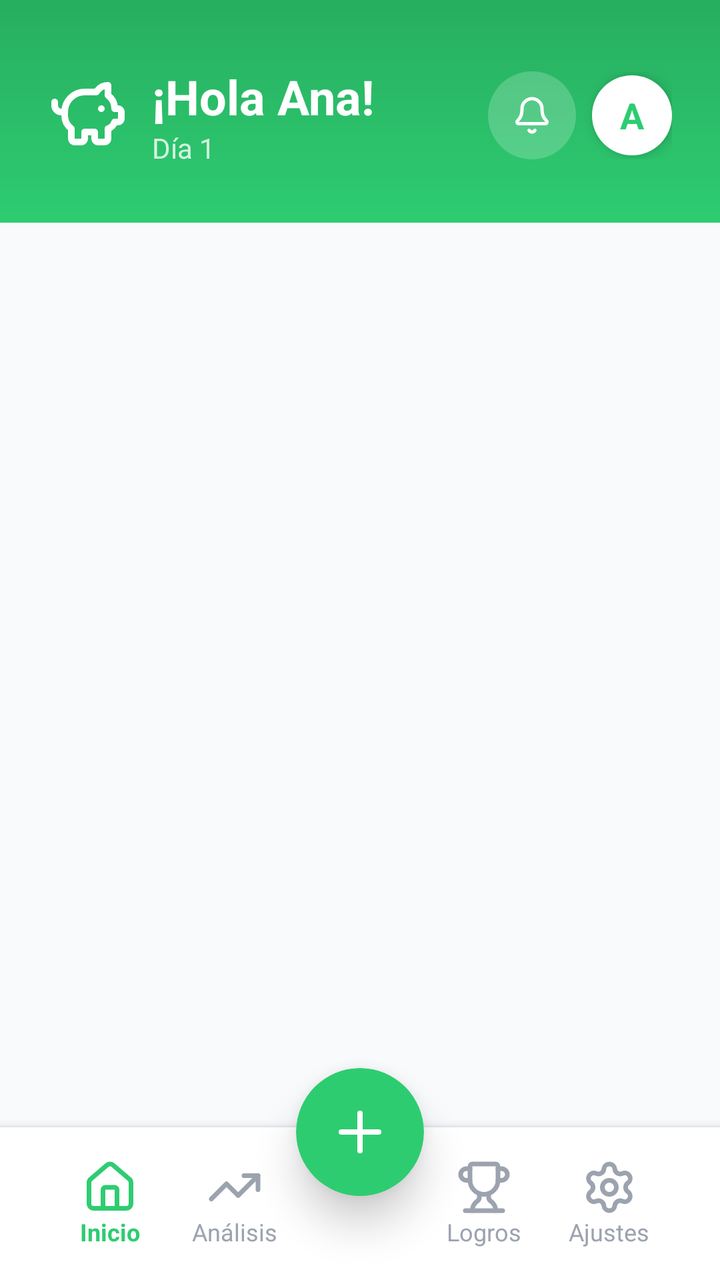
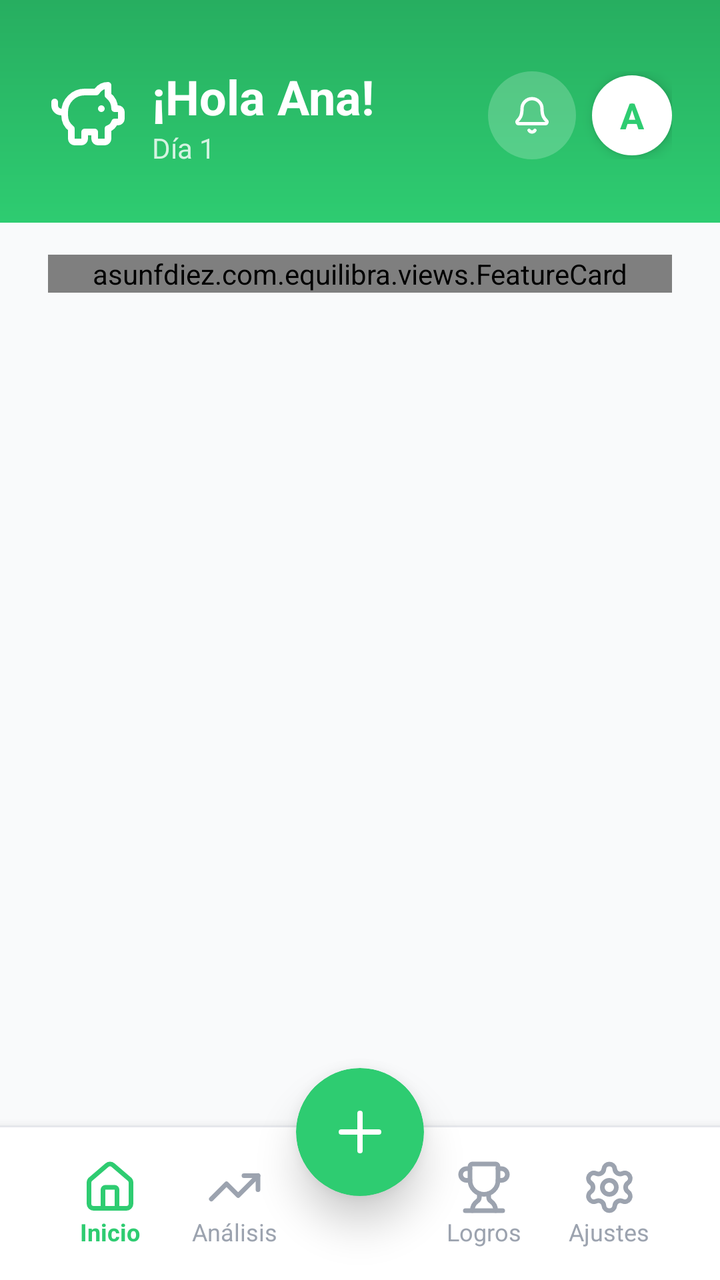

An Android layout rendered at two revisions. The XML below is the earlier revision; the diff shows what the commit changed to produce the second picture.
<!-- AndroidManifest.xml: application theme Theme.Equilibra -->
<!-- res/layout/activity_intermediate_user.xml -->
<?xml version="1.0" encoding="utf-8"?>
<androidx.constraintlayout.widget.ConstraintLayout
    xmlns:android="http://schemas.android.com/apk/res/android"
    xmlns:app="http://schemas.android.com/apk/res-auto"
    android:layout_width="match_parent"
    android:layout_height="match_parent"
    android:background="@color/background_light"
    android:clipChildren= "false">

    
    <include
        android:id="@+id/headerSection"
        layout="@layout/header"
        android:layout_width="match_parent"
        android:layout_height="wrap_content"
        android:layout_marginBottom="12dp"
        app:layout_constraintTop_toTopOf="parent"/>


    
    <include
        android:id="@+id/bottomNav"
        layout="@layout/bottom_navigation"
        android:layout_width="match_parent"
        android:layout_height="wrap_content"
        app:layout_constraintBottom_toBottomOf="parent" />

</androidx.constraintlayout.widget.ConstraintLayout>
<!-- res/layout/header.xml (included above) -->
<?xml version="1.0" encoding="utf-8"?>
<LinearLayout xmlns:android="http://schemas.android.com/apk/res/android"
    xmlns:app="http://schemas.android.com/apk/res-auto"
    android:layout_width="match_parent"
    android:layout_height="wrap_content"
    android:background="@drawable/header_gradient"
    android:orientation="vertical"
    android:paddingTop="32dp"
    android:paddingBottom="16dp"
    android:paddingStart="24dp"
    android:paddingEnd="24dp"
    app:layout_constraintTop_toTopOf="parent">

    
    <LinearLayout
        android:layout_width="match_parent"
        android:layout_height="wrap_content"
        android:layout_marginBottom="12dp"
        android:gravity="center_vertical"
        android:orientation="horizontal">

        
        <LinearLayout
            android:layout_width="0dp"
            android:layout_height="wrap_content"
            android:layout_weight="1"
            android:gravity="center_vertical"
            android:orientation="horizontal">

            
            <ImageView
                android:id="@+id/logoIcon"
                android:layout_width="40dp"
                android:layout_height="40dp"
                android:layout_marginEnd="12dp"
                android:src="@drawable/ic_piggy_bank"
                android:tint="@android:color/white" />

            
            <LinearLayout
                android:layout_width="wrap_content"
                android:layout_height="wrap_content"
                android:orientation="vertical">

                <TextView
                    android:id="@+id/userNameText"
                    android:layout_width="wrap_content"
                    android:layout_height="wrap_content"
                    android:text="¡Hola Ana!"
                    android:textColor="@android:color/white"
                    android:textSize="24sp"
                    android:textStyle="bold" />

                <TextView
                    android:id="@+id/dayCountText"
                    android:layout_width="wrap_content"
                    android:layout_height="wrap_content"
                    android:alpha="0.8"
                    android:text="Día 1"
                    android:textColor="@android:color/white"
                    android:textSize="14sp" />
            </LinearLayout>
        </LinearLayout>

        
        <LinearLayout
            android:layout_width="wrap_content"
            android:layout_height="wrap_content"
            android:gravity="center_vertical"
            android:orientation="horizontal">

            
            <FrameLayout
                android:id="@+id/notificationButton"
                android:layout_width="44dp"
                android:layout_height="44dp"
                android:layout_marginEnd="8dp"
                android:background="@drawable/button_translucent"
                android:clickable="true"
                android:focusable="true">

                <ImageView
                    android:layout_width="20dp"
                    android:layout_height="20dp"
                    android:layout_gravity="center"
                    android:src="@drawable/ic_fea_bell"
                    android:tint="@android:color/white" />
            </FrameLayout>

            
            <FrameLayout
                android:id="@+id/avatarButton"
                android:layout_width="40dp"
                android:layout_height="40dp"
                android:background="@drawable/circle_white"
                android:clickable="true"
                android:elevation="4dp"
                android:focusable="true">

                <TextView
                    android:id="@+id/avatarText"
                    android:layout_width="wrap_content"
                    android:layout_height="wrap_content"
                    android:layout_gravity="center"
                    android:text="A"
                    android:textColor="@color/equilibra_primary"
                    android:textSize="18sp"
                    android:textStyle="bold" />
            </FrameLayout>
        </LinearLayout>
    </LinearLayout>


</LinearLayout>
<!-- res/layout/bottom_navigation.xml (included above) -->
<?xml version="1.0" encoding="utf-8"?>
<LinearLayout xmlns:android="http://schemas.android.com/apk/res/android"
    xmlns:app="http://schemas.android.com/apk/res-auto"
    android:id="@+id/bottomNavigation"
    android:layout_width="match_parent"
    android:layout_height="wrap_content"
    android:background="@android:color/transparent"
    android:clipChildren="false"
    android:clipToPadding="false"
    android:orientation="vertical">

    
    <LinearLayout
        android:layout_width="match_parent"
        android:layout_height="wrap_content"
        android:background="@android:color/white"
        android:elevation="8dp"
        android:clipChildren="false"
        android:clipToPadding="false"
        android:orientation="vertical"
        android:paddingBottom="8dp">

        
        <View
            android:layout_width="match_parent"
            android:layout_height="1dp"
            android:background="@color/gray_200" />

        <RelativeLayout
            android:layout_width="match_parent"
            android:layout_height="wrap_content"
            android:clipChildren="false"
            android:clipToPadding="false"
            android:paddingStart="24dp"
            android:paddingTop="8dp"
            android:paddingEnd="24dp">

            
            <LinearLayout
                android:layout_width="match_parent"
                android:layout_height="wrap_content"
                android:gravity="center"
                android:orientation="horizontal">
                
                <LinearLayout
                    android:id="@+id/navHome"
                    android:layout_width="0dp"
                    android:layout_height="wrap_content"
                    android:layout_weight="1"
                    android:gravity="center"
                    android:orientation="vertical"
                    android:paddingTop="8dp"
                    android:paddingBottom="8dp">
                    <ImageView
                        android:id="@+id/navHomeIcon"
                        android:layout_width="28dp"
                        android:layout_height="28dp"
                        android:src="@drawable/ic_nav_home"
                        android:tint="@color/equilibra_primary" />
                    <TextView
                        android:id="@+id/navHomeText"
                        android:text="@string/nav_home_text"
                        android:layout_width="wrap_content"
                        android:layout_height="wrap_content"
                        android:textColor="@color/equilibra_primary"
                        android:textSize="12sp"
                        android:textStyle="bold" />
                </LinearLayout>
                
                <LinearLayout
                    android:id="@+id/navAnalysis"
                    android:layout_width="0dp"
                    android:layout_height="wrap_content"
                    android:layout_weight="1"
                    android:gravity="center"
                    android:orientation="vertical"
                    android:paddingTop="8dp"
                    android:paddingBottom="8dp">
                    <ImageView
                        android:id="@+id/navAnalysisIcon"
                        android:layout_width="28dp"
                        android:layout_height="28dp"
                        android:src="@drawable/ic_nav_trending_up"
                        android:tint="@color/gray_400" />
                    <TextView
                        android:id="@+id/navAnalysisText"
                        android:text="@string/nav_analysis_text"
                        android:layout_width="wrap_content"
                        android:layout_height="wrap_content"
                        android:textColor="@color/gray_400"
                        android:textSize="12sp" />
                </LinearLayout>

                
                <View
                    android:layout_width="0dp"
                    android:layout_height="1dp"
                    android:layout_weight="1" />

                
                <LinearLayout
                    android:id="@+id/navAchievements"
                    android:layout_width="0dp"
                    android:layout_height="wrap_content"
                    android:layout_weight="1"
                    android:gravity="center"
                    android:orientation="vertical"
                    android:paddingTop="8dp"
                    android:paddingBottom="8dp">
                    <ImageView
                        android:id="@+id/navAchievementsIcon"
                        android:layout_width="28dp"
                        android:layout_height="28dp"
                        android:src="@drawable/ic_nav_trophy"
                        android:tint="@color/gray_400" />
                    <TextView
                        android:id="@+id/navAchievementsText"
                        android:text="@string/nav_achievements_text"
                        android:layout_width="wrap_content"
                        android:layout_height="wrap_content"
                        android:textColor="@color/gray_400"
                        android:textSize="12sp" />
                </LinearLayout>

                
                <LinearLayout
                    android:id="@+id/navSettings"
                    android:layout_width="0dp"
                    android:layout_height="wrap_content"
                    android:layout_weight="1"
                    android:gravity="center"
                    android:orientation="vertical"
                    android:paddingTop="8dp"
                    android:paddingBottom="8dp">
                    <ImageView
                        android:id="@+id/navSettingsIcon"
                        android:layout_width="28dp"
                        android:layout_height="28dp"
                        android:src="@drawable/ic_nav_settings"
                        android:tint="@color/gray_400" />
                    <TextView
                        android:id="@+id/navSettingsText"
                        android:text="@string/nav_settings_text"
                        android:layout_width="wrap_content"
                        android:layout_height="wrap_content"
                        android:textColor="@color/gray_400"
                        android:textSize="12sp" />
                </LinearLayout>
            </LinearLayout>

            
            <androidx.cardview.widget.CardView
                android:id="@+id/fabAddExpense"
                android:layout_width="64dp"
                android:layout_height="64dp"
                android:layout_centerHorizontal="true"
                android:layout_marginTop="-38dp"
                android:clickable="true"
                android:focusable="true"
                app:cardElevation="12dp"
                app:cardBackgroundColor="@color/equilibra_primary"
                app:cardCornerRadius="32dp">

                <ImageView
                    android:layout_width="32dp"
                    android:layout_height="32dp"
                    android:layout_gravity="center"
                    android:src="@drawable/ic_nav_plus"
                    app:tint="@android:color/white" />
            </androidx.cardview.widget.CardView>

        </RelativeLayout>
    </LinearLayout>
</LinearLayout>
<!-- resources referenced by this layout -->
<resources>
  <color name="background_light">#F9FAFB</color>
  <color name="equilibra_primary">#2ECC71</color>
  <color name="gray_200">#E5E7EB</color>
  <color name="gray_400">#9CA3AF</color>
  <!-- drawable button_translucent (drawable) -->
  <?xml version="1.0" encoding="utf-8"?>
  <shape xmlns:android="http://schemas.android.com/apk/res/android"
      android:shape="oval">
      <solid android:color="#33FFFFFF" />
  </shape>
  <!-- drawable circle_white (drawable) -->
  <?xml version="1.0" encoding="utf-8"?>
  <shape xmlns:android="http://schemas.android.com/apk/res/android"
      android:shape="oval">
      <solid android:color="@android:color/white" />
      <size
          android:width="80dp"
          android:height="80dp" />
  </shape>
  <!-- drawable header_gradient (drawable) -->
  <?xml version="1.0" encoding="utf-8"?>
  <shape xmlns:android="http://schemas.android.com/apk/res/android">
      <gradient
          android:type="linear"
          android:angle="90"
          android:startColor="@color/equilibra_primary"
          android:endColor="#27AE60" />
  </shape>
  <!-- drawable ic_nav_plus (drawable) -->
  ﻿<vector xmlns:android="http://schemas.android.com/apk/res/android"
      android:width="24dp" android:height="24dp"
      android:viewportWidth="24" android:viewportHeight="24">  <path android:fillColor="#00000000" android:strokeColor="#FF000000" android:strokeWidth="2" android:strokeLineCap="round" android:strokeLineJoin="round" android:pathData="M5 12h14" />
    <path android:fillColor="#00000000" android:strokeColor="#FF000000" android:strokeWidth="2" android:strokeLineCap="round" android:strokeLineJoin="round" android:pathData="M12 5v14" />
  </vector>
  <string name="nav_achievements_text">Logros</string>
  <string name="nav_analysis_text">Análisis</string>
  <string name="nav_home_text">Inicio</string>
  <string name="nav_settings_text">Ajustes</string>
  <color name="primary_main">#2ECC71</color>
  <color name="primary_light">#27AE60</color>
  <color name="white">#FFFFFF</color>
  <color name="secondary_main">#3498DB</color>
  <color name="secondary_light">#5DADE2</color>
  <color name="primary_lightest">#E8F8F0</color>
  <color name="accent_main">#E67E22</color>
  <!-- unchanged entries left out for length: 7 -->
</resources>

<!-- the commit's change to res/layout/activity_intermediate_user.xml (unified diff, before → after) -->
@@ -16,6 +16,44 @@
         android:layout_marginBottom="12dp"
         app:layout_constraintTop_toTopOf="parent"/>
 
+    
+    <androidx.core.widget.NestedScrollView
+        android:id="@+id/contentScroll"
+        android:layout_width="match_parent"
+        android:layout_height="0dp"
+        android:clipToPadding="false"
+        android:paddingStart="24dp"
+        android:paddingTop="16dp"
+        android:paddingEnd="24dp"
+        android:paddingBottom="100dp"
+        app:layout_constraintBottom_toBottomOf="parent"
+        app:layout_constraintTop_toBottomOf="@id/headerSection">
+
+        <LinearLayout
+            android:layout_width="match_parent"
+            android:layout_height="wrap_content"
+            android:orientation="vertical">
+
+            
+            <asunfdiez.com.equilibra.views.FeatureCard
+                android:id="@+id/viewAllExpensesCard"
+                android:layout_width="match_parent"
+                android:layout_height="wrap_content"
+                android:layout_marginBottom="24dp"
+                android:clickable="true"
+                android:focusable="true"
+                android:foreground="?android:attr/selectableItemBackground"
+                app:cardIcon="@drawable/ic_fea_receipt_euro"
+                app:cardIconCircle="@drawable/circle_accent"
+                app:cardTitle="@string/my_expenses_tile"
+                app:cardDescription="@string/my_expenses_text"
+                app:showArrow="true"
+                app:showRightIcon="false"
+                />
+
+
+        </LinearLayout>
+    </androidx.core.widget.NestedScrollView>
 
     
     <include
<!-- resource entries referenced after the edit -->
@@ -9,6 +9,12 @@
   <shape xmlns:android="http://schemas.android.com/apk/res/android"
       android:shape="oval">
       <solid android:color="#33FFFFFF" />
+  </shape>
+  <!-- drawable circle_accent (drawable) -->
+  <?xml version="1.0" encoding="utf-8"?>
+  <shape xmlns:android="http://schemas.android.com/apk/res/android"
+      android:shape="oval">
+      <solid android:color="@color/equilibra_accent" />
   </shape>
   <!-- drawable circle_white (drawable) -->
   <?xml version="1.0" encoding="utf-8"?>
@@ -28,16 +34,26 @@
           android:startColor="@color/equilibra_primary"
           android:endColor="#27AE60" />
   </shape>
+  <!-- drawable ic_fea_receipt_euro (drawable) -->
+  ﻿<vector xmlns:android="http://schemas.android.com/apk/res/android"
+      android:width="24dp" android:height="24dp"
+      android:viewportWidth="24" android:viewportHeight="24">  <path android:fillColor="#00000000" android:strokeColor="#FF000000" android:strokeWidth="2" android:strokeLineCap="round" android:strokeLineJoin="round" android:pathData="M4 2v20l2-1 2 1 2-1 2 1 2-1 2 1 2-1 2 1V2l-2 1-2-1-2 1-2-1-2 1-2-1-2 1Z" />
+    <path android:fillColor="#00000000" android:strokeColor="#FF000000" android:strokeWidth="2" android:strokeLineCap="round" android:strokeLineJoin="round" android:pathData="M8 12h5" />
+    <path android:fillColor="#00000000" android:strokeColor="#FF000000" android:strokeWidth="2" android:strokeLineCap="round" android:strokeLineJoin="round" android:pathData="M16 9.5a4 4 0 1 0 0 5.2" />
+  </vector>
   <!-- drawable ic_nav_plus (drawable) -->
   ﻿<vector xmlns:android="http://schemas.android.com/apk/res/android"
       android:width="24dp" android:height="24dp"
       android:viewportWidth="24" android:viewportHeight="24">  <path android:fillColor="#00000000" android:strokeColor="#FF000000" android:strokeWidth="2" android:strokeLineCap="round" android:strokeLineJoin="round" android:pathData="M5 12h14" />
     <path android:fillColor="#00000000" android:strokeColor="#FF000000" android:strokeWidth="2" android:strokeLineCap="round" android:strokeLineJoin="round" android:pathData="M12 5v14" />
   </vector>
+  <string name="my_expenses_text">Ver, editar o eliminar</string>
+  <string name="my_expenses_tile">Mis Gastos</string>
   <string name="nav_achievements_text">Logros</string>
   <string name="nav_analysis_text">Análisis</string>
   <string name="nav_home_text">Inicio</string>
   <string name="nav_settings_text">Ajustes</string>
+  <color name="equilibra_accent">#E67E22</color>
   <color name="primary_main">#2ECC71</color>
   <color name="primary_light">#27AE60</color>
   <color name="white">#FFFFFF</color>
